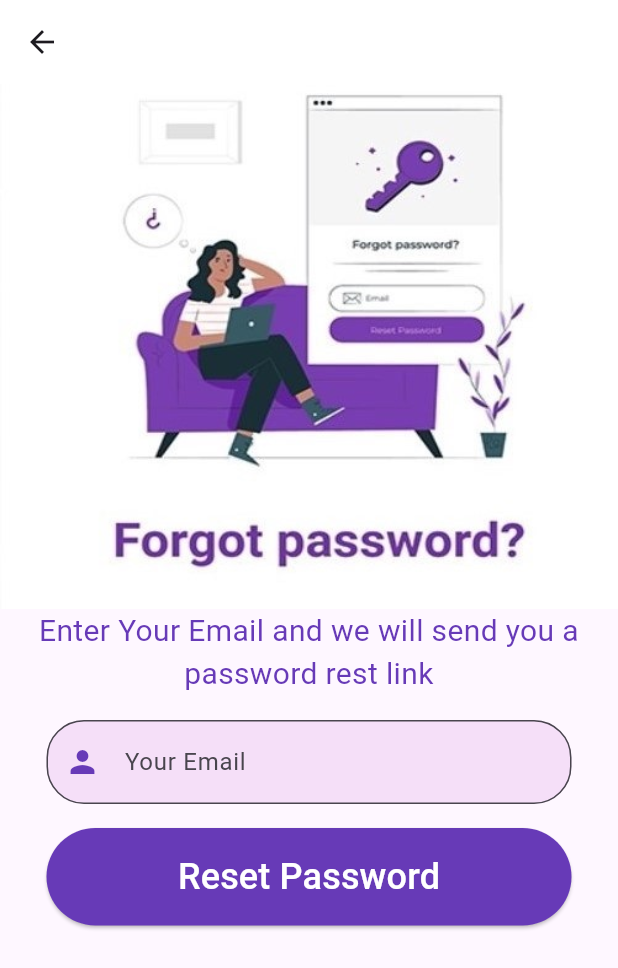
After one commit to NazeerNageb/reat-estate, a Flutter app: the ResetPasswordScreen screen opened directly, on a phone screen of 412 x 824 dp. The commit adds this screen. Shown: the top 968 px of the screen. Run offline on Flutter 3.47's test engine with Material 3 defaults, Android fonts, the phone set to English and light mode, and no system bars; our stand-ins replace cloud_firestore, firebase_auth, firebase_core, firebase_storage, flutter_bloc, image_picker and 1 more; accounts and stored records are empty; generated files the repository leaves out were written again; network calls fail.

Commit message:
add screen reset password

```diff
--- /dev/null
+++ b/lib/Screen/reset_password_screen.dart
@@ -0,0 +1,94 @@
+import 'package:firebase_auth/firebase_auth.dart';
+import 'package:firebase_core/firebase_core.dart';
+import 'package:flutter/material.dart';
+
+class ResetPasswordScreen extends StatefulWidget {
+  const ResetPasswordScreen({super.key});
+
+  @override
+  State<ResetPasswordScreen> createState() => _ResetPasswordScreenState();
+}
+
+class _ResetPasswordScreenState extends State<ResetPasswordScreen> {
+  TextEditingController emailcontroller = TextEditingController();
+  @override
+  Widget build(BuildContext context) {
+    return Scaffold(
+      appBar: AppBar(
+        elevation: 0.0,
+        backgroundColor: Colors.white,
+        clipBehavior: Clip.hardEdge,
+      ),
+      body: SingleChildScrollView(
+        child: Column(
+          children: [
+            Image.asset(
+              'images/reset.jpg',
+              fit: BoxFit.fill,
+              width: double.infinity,
+              height: 350,
+            ),
+            const Text(
+              'Enter Your Email and we will send you a password rest link',
+              textAlign: TextAlign.center,
+              style: TextStyle(color: Colors.deepPurple, fontSize: 20),
+            ),
+            const Padding(padding: EdgeInsets.all(8)),
+            SizedBox(
+              width: 350,
+              child: TextFormField(
+                controller: emailcontroller,
+                decoration: InputDecoration(
+                    filled: true,
+                    fillColor: const Color.fromARGB(255, 245, 223, 248),
+                    prefixIcon: const Icon(Icons.person),
+                    prefixIconColor: Theme.of(context).primaryColor,
+                    border: OutlineInputBorder(
+                        borderRadius: BorderRadius.circular(25.0)),
+                    hintText: 'Your Email'),
+              ),
+            ),
+            const Padding(padding: EdgeInsets.all(8)),
+            SizedBox(
+                height: 65,
+                width: 350,
+                child: ElevatedButton(
+                  style: ButtonStyle(
+                      backgroundColor: MaterialStatePropertyAll(
+                          Theme.of(context).primaryColor)),
+                  onPressed: passwordreset,
+                  child: const Text(
+                    'Reset Password',
+                    style: TextStyle(color: Colors.white, fontSize: 24),
+                  ),
+                )),
+          ],
+        ),
+      ),
+    );
+  }
+
+  Future passwordreset() async {
+    try {
+      await FirebaseAuth.instance
+          .sendPasswordResetEmail(email: emailcontroller.text.toString());
+           showDialog(
+          context: context,
+          builder: (context) {
+            return const AlertDialog(
+              content: Text('Password reset link sent ! Check your email'),
+            );
+          });
+    } on FirebaseAuthException catch (e) {
+      print(e);
+
+      showDialog(
+          context: context,
+          builder: (context) {
+            return AlertDialog(
+              content: Text(e.toString()),
+            );
+          });
+    }
+  }
+}
--- a/lib/constans.dart
+++ b/lib/constans.dart
@@ -1,3 +1 @@
 String ? uid='';
-bool tran = false;
-bool ? dsa;
```
Also changed, not shown: lib/Screen/login_Screen.dart (+16 -2 lines), images/reset.jpg (added).
